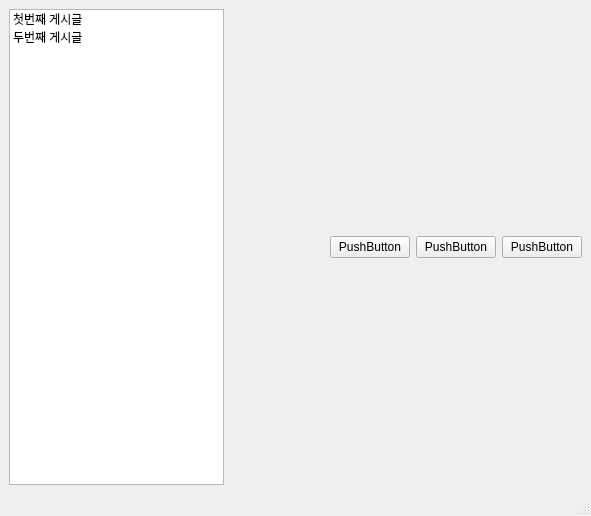
The window that untitled.ui (ntw8651/CBNotification) describes before a commit, drawn with Qt 5.
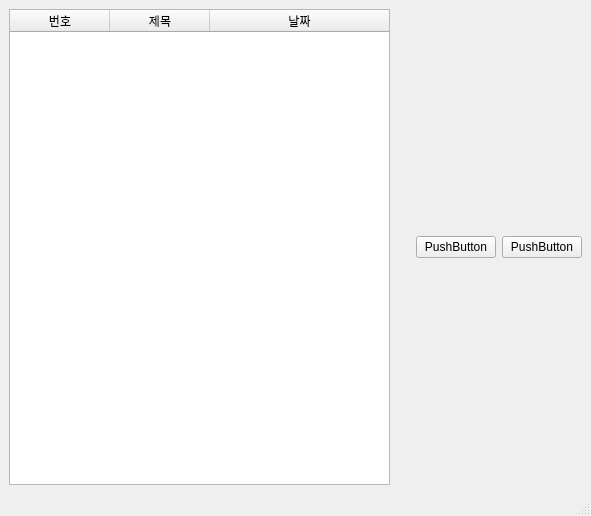
The same window after the commit.

Diff of the .ui file:
```diff
--- a/untitled.ui
+++ b/untitled.ui
@@ -21,17 +21,37 @@
     <item>
      <layout class="QVBoxLayout" name="verticalLayout">
       <item>
-       <widget class="QListWidget" name="listWidget">
-        <item>
+       <widget class="QTableWidget" name="tableWidget">
+        <property name="gridStyle">
+         <enum>Qt::SolidLine</enum>
+        </property>
+        <attribute name="horizontalHeaderCascadingSectionResizes">
+         <bool>false</bool>
+        </attribute>
+        <attribute name="horizontalHeaderStretchLastSection">
+         <bool>true</bool>
+        </attribute>
+        <attribute name="verticalHeaderCascadingSectionResizes">
+         <bool>true</bool>
+        </attribute>
+        <column>
          <property name="text">
-          <string>첫번째 게시글</string>
+          <string>번호</string>
          </property>
-        </item>
-        <item>
+        </column>
+        <column>
          <property name="text">
-          <string>두번째 게시글</string>
+          <string>제목</string>
          </property>
-        </item>
+         <property name="textAlignment">
+          <set>AlignCenter</set>
+         </property>
+        </column>
+        <column>
+         <property name="text">
+          <string>날짜</string>
+         </property>
+        </column>
        </widget>
       </item>
      </layout>
@@ -46,21 +66,14 @@
       </property>
       <property name="sizeHint" stdset="0">
        <size>
-        <width>100</width>
-        <height>19</height>
+        <width>20</width>
+        <height>17</height>
        </size>
       </property>
      </spacer>
     </item>
     <item>
      <layout class="QHBoxLayout" name="horizontalLayout_2">
-      <item>
-       <widget class="QPushButton" name="pushButton_6">
-        <property name="text">
-         <string>PushButton</string>
-        </property>
-       </widget>
-      </item>
       <item>
        <widget class="QPushButton" name="pushButton_7">
         <property name="text">
```
